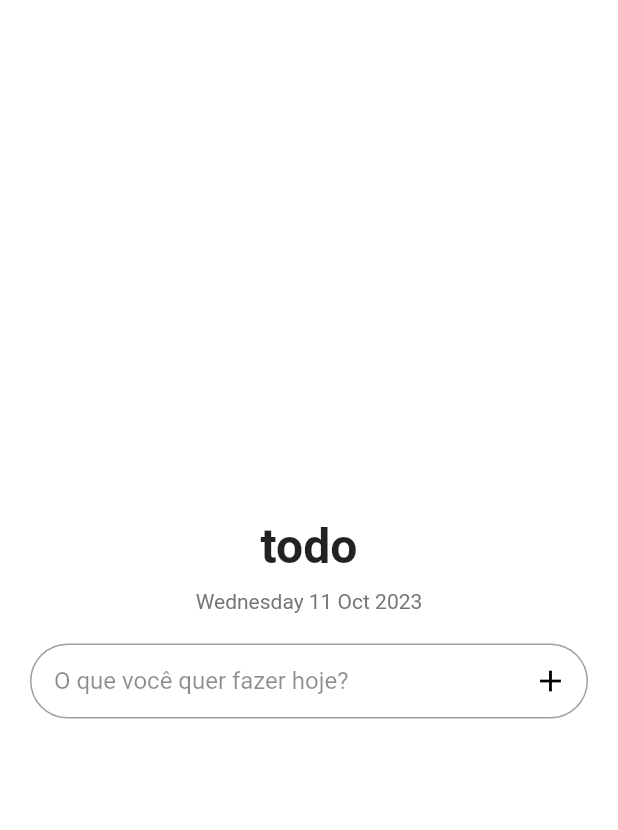
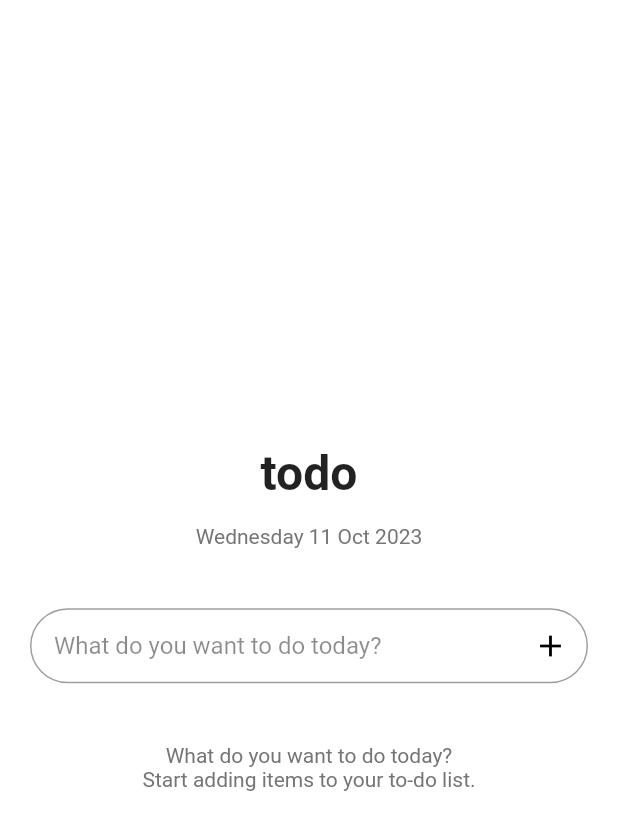
Before and after one commit to loandre/ToDoApp, a Flutter app: the screen it shows after launch, after a tap on "Add item", on a phone screen of 412 x 824 dp. Shown: the top 830 px of the screen. Run offline on Flutter 3.47's test engine with Material 2 defaults, Android fonts, the phone set to English and light mode, and no system bars; our stand-ins replace sqflite; accounts and stored records are empty.

Commit message:
first screen ui Fixed

```diff
--- a/lib/screens/empty_todo.dart
+++ b/lib/screens/empty_todo.dart
@@ -4,10 +4,10 @@ import 'package:to_do_app/screens/input_todo.dart';
 
 class EmptyTodoScreen extends StatefulWidget {
   @override
-  _EmptyTodoScreenState createState() => _EmptyTodoScreenState();
+  EmptyTodoScreenState createState() => EmptyTodoScreenState();
 }
 
-class _EmptyTodoScreenState extends State<EmptyTodoScreen> {
+class EmptyTodoScreenState extends State<EmptyTodoScreen> {
   void _navigateToInputScreen() {
     Navigator.of(context)
         .push(MaterialPageRoute(builder: (context) => InputTodoScreen()));
@@ -20,40 +20,42 @@ class _EmptyTodoScreenState extends State<EmptyTodoScreen> {
         padding: const EdgeInsets.all(20.0),
         child: Column(
           mainAxisAlignment: MainAxisAlignment.center,
+          crossAxisAlignment: CrossAxisAlignment.center,
           children: <Widget>[
-            Text(
+            Center(
+              child: Text(
                 'todo',
                 style: TextStyle(fontSize: 32, fontWeight: FontWeight.bold),
               ),
-            SizedBox(height: 10),
-            Text(
+            ),
+            SizedBox(height: 15),
+            Center(
+              child: Text(
                 DateFormat('EEEE dd MMM yyyy').format(DateTime.now()),
                 style: TextStyle(color: Colors.grey[600]),
               ),
-            SizedBox(height: 20),
-            ElevatedButton(
+            ),
+            SizedBox(height: 40),
+            ElevatedButton.icon(
               onPressed: _navigateToInputScreen,
-              child: Row(
-                mainAxisAlignment: MainAxisAlignment.center,
-                children: [
-                  Icon(Icons.add, color: Colors.white),
-                  SizedBox(width: 5.0),
-                  Text('Add item'),
-                ],
-              ),
+              icon: Icon(Icons.add, color: Colors.white),
+              label: Text('Add item'),
               style: ElevatedButton.styleFrom(
                 primary: Colors.black,
                 onPrimary: Colors.white,
                 shape: RoundedRectangleBorder(
                   borderRadius: BorderRadius.circular(30),
                 ),
+                padding: EdgeInsets.symmetric(horizontal: 20, vertical: 12),
               ),
             ),
-            SizedBox(height: 20),
-            Text(
+            SizedBox(height: 40),
+            Center(
+              child: Text(
                 "What do you want to do today?\nStart adding items to your to-do list.",
                 textAlign: TextAlign.center,
                 style: TextStyle(color: Colors.grey[600]),
+              ),
             ),
           ],
         ),
--- a/lib/screens/input_todo.dart
+++ b/lib/screens/input_todo.dart
@@ -6,11 +6,11 @@ import 'package:to_do_app/screens/list_todos.dart';
 
 class InputTodoScreen extends StatefulWidget {
   @override
-  _InputTodoScreenState createState() => _InputTodoScreenState();
+  InputTodoScreenState createState() => InputTodoScreenState();
 }
 
-class _InputTodoScreenState extends State<InputTodoScreen> {
-  TextEditingController _controller = TextEditingController();
+class InputTodoScreenState extends State<InputTodoScreen> {
+  TextEditingController controller = TextEditingController();
 
   void _addTodoItem(String title) async {
     if (title.isNotEmpty) {
@@ -30,17 +30,22 @@ class _InputTodoScreenState extends State<InputTodoScreen> {
         padding: const EdgeInsets.all(20.0),
         child: Column(
           mainAxisAlignment: MainAxisAlignment.center,
+          crossAxisAlignment: CrossAxisAlignment.center,
           children: <Widget>[
-            Text(
-              'todo',
-              style: TextStyle(fontSize: 32, fontWeight: FontWeight.bold),
+            Center(
+              child: Text(
+                'todo',
+                style: TextStyle(fontSize: 32, fontWeight: FontWeight.bold),
+              ),
             ),
-            SizedBox(height: 10),
-            Text(
-              DateFormat('EEEE dd MMM yyyy').format(DateTime.now()),
-              style: TextStyle(color: Colors.grey[600]),
+            SizedBox(height: 15),
+            Center(
+              child: Text(
+                DateFormat('EEEE dd MMM yyyy').format(DateTime.now()),
+                style: TextStyle(color: Colors.grey[600]),
+              ),
             ),
-            SizedBox(height: 20),
+            SizedBox(height: 40),
             Container(
               decoration: BoxDecoration(
                 color: Colors.white,
@@ -52,10 +57,10 @@ class _InputTodoScreenState extends State<InputTodoScreen> {
                   SizedBox(width: 15.0),
                   Expanded(
                     child: TextField(
-                      controller: _controller,
+                      controller: controller,
                       style: TextStyle(color: Colors.black),
                       decoration: InputDecoration(
-                        hintText: 'O que você quer fazer hoje?',
+                        hintText: 'What do you want to do today?',
                         hintStyle: TextStyle(color: Colors.black45),
                         border: InputBorder.none,
                       ),
@@ -67,11 +72,19 @@ class _InputTodoScreenState extends State<InputTodoScreen> {
                   IconButton(
                     icon: Icon(Icons.add, color: Colors.black),
                     onPressed: () {
-                      _addTodoItem(_controller.text);
-                      _controller.clear();
+                      _addTodoItem(controller.text);
+                      controller.clear();
                     },
                   ),
                 ],
+              ),
+            ),
+            SizedBox(height: 40),
+            Center(
+              child: Text(
+                "What do you want to do today?\nStart adding items to your to-do list.",
+                textAlign: TextAlign.center,
+                style: TextStyle(color: Colors.grey[600]),
               ),
             ),
           ],
```
Also changed, not shown: lib/screens/list_todos.dart (+39 -6 lines), lib/screens/todo_screen.dart (deleted, +0 -237 lines). Lines whose indentation alone changed are shown as unchanged.
